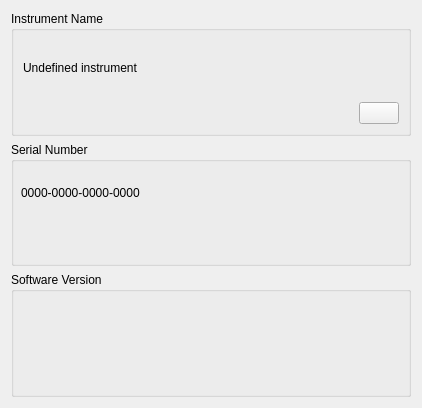
Liyezhong/Master, file HimalayaMain/Gui/Components/Settings/Forms/InstallationSettingsWidget.ui: the form before one commit.
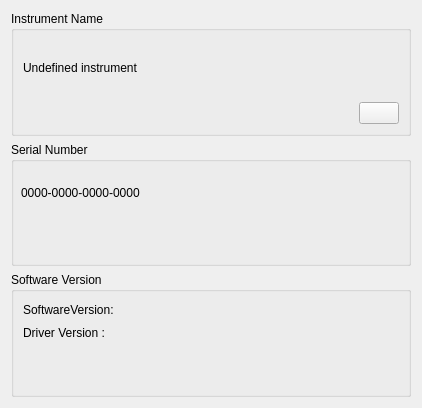
The form after the commit.

Commit message: HIM: fix isuse, him-889

What changed in the file:
```diff
--- a/HimalayaMain/Gui/Components/Settings/Forms/InstallationSettingsWidget.ui
+++ b/HimalayaMain/Gui/Components/Settings/Forms/InstallationSettingsWidget.ui
@@ -82,7 +82,7 @@
       <item row="0" column="0">
        <widget class="QLabel" name="softwareversion">
         <property name="text">
-         <string/>
+         <string>SoftwareVersion: </string>
         </property>
        </widget>
       </item>
@@ -102,7 +102,7 @@
       <item row="1" column="0">
        <widget class="QLabel" name="driverversion">
         <property name="text">
-         <string/>
+         <string>Driver Version : </string>
         </property>
        </widget>
       </item>
```
